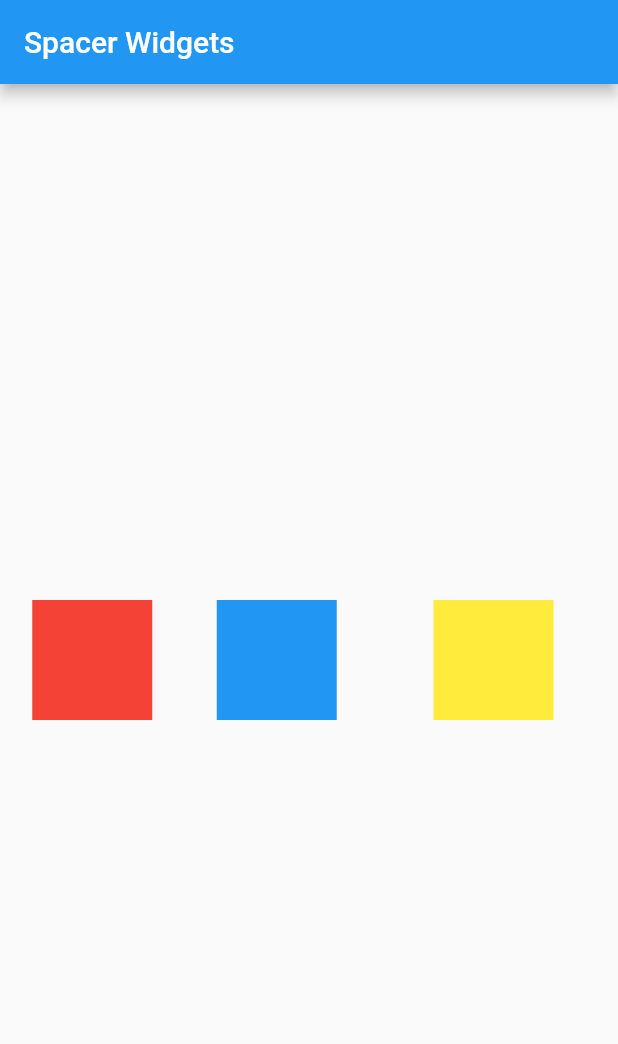
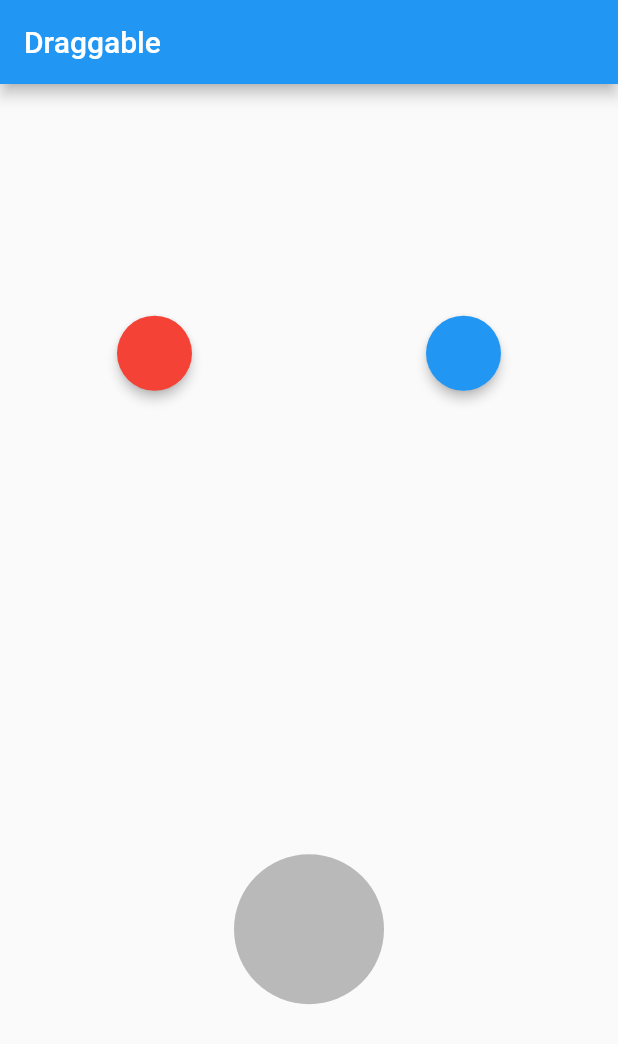
Before and after one commit to alimasudd/flutter-learn, a Flutter app: the screen it shows after launch, on a phone screen of 412 x 824 dp. Shown: the top 1044 px of the screen. Run offline on Flutter 3.47's test engine with Material 2 defaults, Android fonts, the phone set to English and light mode, and no system bars.

Commit message:
draggable, dragtarget, sizebox

```diff
--- /dev/null
+++ b/lib/draggable.dart
@@ -0,0 +1,114 @@
+import 'package:flutter/material.dart';
+
+class DraggableTest extends StatefulWidget {
+  @override
+  _DraggableTestState createState() => _DraggableTestState();
+}
+
+class _DraggableTestState extends State<DraggableTest> {
+  Color color1 = Colors.red;
+  Color color2 = Colors.blue;
+  bool isAccepted = false;
+
+  @override
+  Widget build(BuildContext context) {
+    return MaterialApp(
+      home: Scaffold(
+        appBar: AppBar(
+          title: Text("Draggable"),
+        ),
+        body: Column(
+          mainAxisAlignment: MainAxisAlignment.spaceAround,
+          children: [
+            Row(
+              mainAxisAlignment: MainAxisAlignment.spaceAround,
+              children: [
+                Draggable<Color>(
+                  data: color1,
+                  child: SizedBox(
+                    width: 50,
+                    height: 50,
+                    child: Material(
+                      color: color1,
+                      shape: StadiumBorder(),
+                      elevation: 3,
+                    ),
+                  ),
+                  childWhenDragging: SizedBox(
+                    width: 50,
+                    height: 50,
+                    child: Material(
+                      color: Colors.grey,
+                      shape: StadiumBorder(),
+                      elevation: 0,
+                    ),
+                  ),
+                  feedback: SizedBox(
+                    width: 50,
+                    height: 50,
+                    child: Material(
+                      color: color1.withOpacity(0.7),
+                      shape: StadiumBorder(),
+                      elevation: 3,
+                    ),
+                  ),
+                ),Draggable<Color>(
+                  data: color2,
+                  child: SizedBox(
+                    width: 50,
+                    height: 50,
+                    child: Material(
+                      color: color2,
+                      shape: StadiumBorder(),
+                      elevation: 3,
+                    ),
+                  ),
+                  childWhenDragging: SizedBox(
+                    width: 50,
+                    height: 50,
+                    child: Material(
+                      color: Colors.grey,
+                      shape: StadiumBorder(),
+                      elevation: 0,
+                    ),
+                  ),
+                  feedback: SizedBox(
+                    width: 50,
+                    height: 50,
+                    child: Material(
+                      color: color2.withOpacity(0.7),
+                      shape: StadiumBorder(),
+                      elevation: 3,
+                    ),
+                  ),
+                )
+              ],
+            ),
+            DragTarget<Color>(
+              onWillAccept: (value) => true,
+              onAccept: (value){isAccepted = true; color2 = value;},
+              builder: (context, candidates, rejected){
+                return (isAccepted) ? SizedBox(
+                  width: 100,
+                  height: 100,
+                  child: Material(
+                    color: color2,
+                    shape: StadiumBorder(),
+                  ),
+                ):
+                SizedBox(
+                  width: 100,
+                  height: 100,
+                  child: Material(
+                    color: Colors.black26,
+                    shape: StadiumBorder(),
+                  ),
+                );
+              },
+            )
+          ],
+        ),
+      ),
+    );
+  }
+}
--- a/lib/main.dart
+++ b/lib/main.dart
@@ -5,6 +5,7 @@ import 'package:flutter/material.dart';
 import 'package:flutter_testing/animated_container.dart';
 import 'package:flutter_testing/anonymous_method_test.dart';
 import 'package:flutter_testing/container_test.dart';
+import 'package:flutter_testing/draggable.dart';
 import 'package:flutter_testing/flexible_widgets.dart';
 import 'package:flutter_testing/image_widget.dart';
 import 'package:flutter_testing/list_listview_test.dart';
@@ -15,7 +16,7 @@ import 'package:flutter_testing/stateful_test.dart';
 import 'package:flutter_testing/textstyle_test.dart';
 import 'package:http/http.dart' as http;
 
-void main() => runApp(SpacerWidgetsTest());
+void main() => runApp(DraggableTest());
 
 class MyApp extends StatelessWidget {
   @override
```
